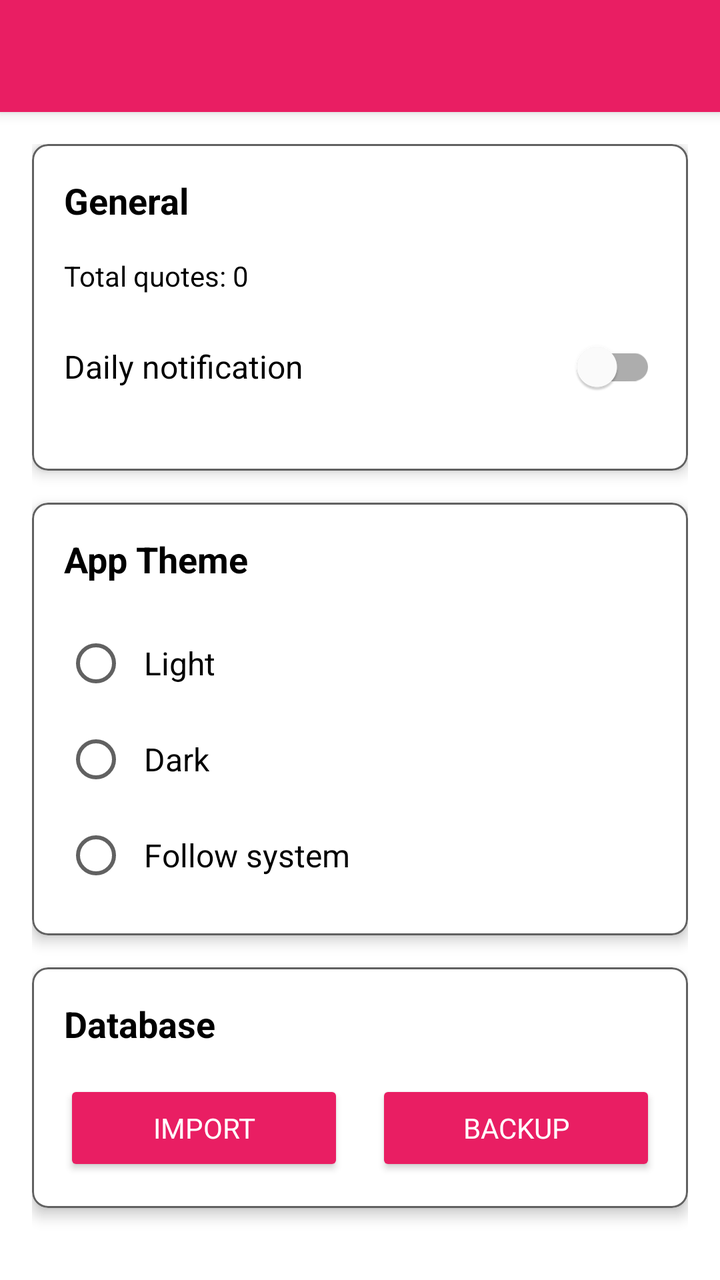
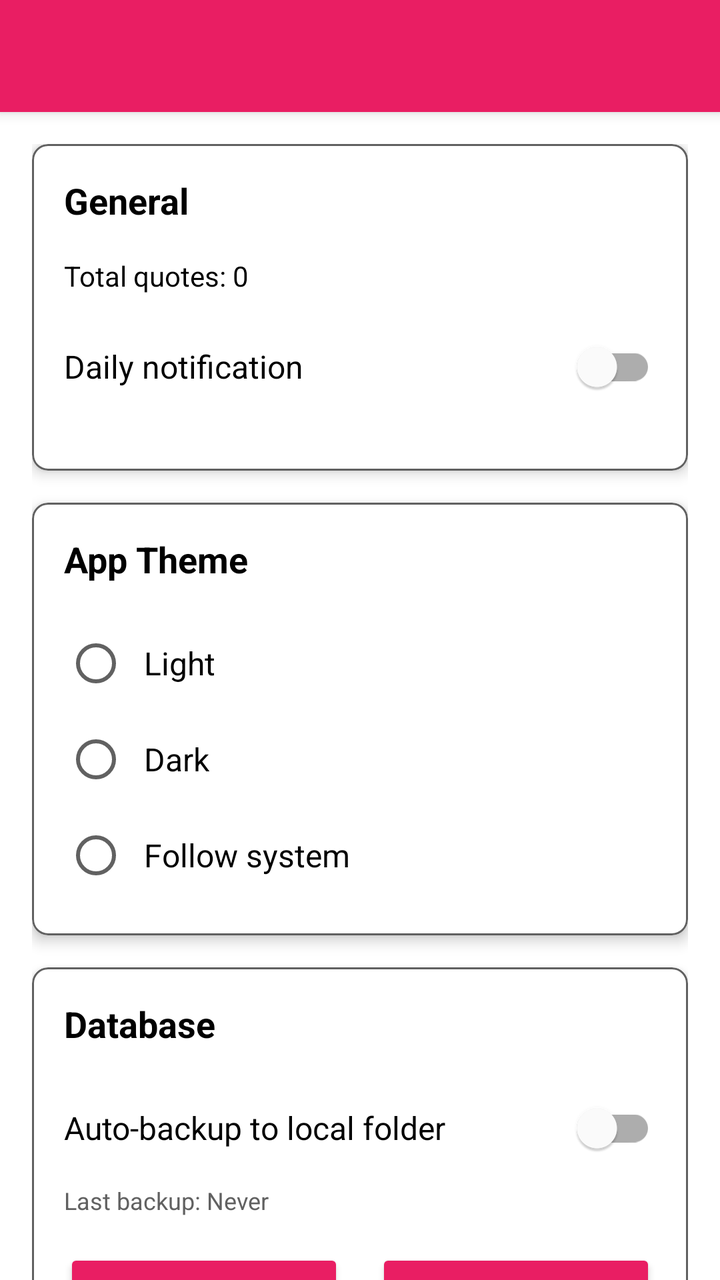

Two renders of the same Android screen: before a commit and after it. Below are the layout's source before the change and the commit's diff.
<!-- AndroidManifest.xml: activity theme Theme.MyQuotes.NoActionBar -->
<!-- res/layout/activity_settings.xml -->
<?xml version="1.0" encoding="utf-8"?>
<androidx.coordinatorlayout.widget.CoordinatorLayout xmlns:android="http://schemas.android.com/apk/res/android"
    xmlns:app="http://schemas.android.com/apk/res-auto"
    android:layout_width="match_parent"
    android:layout_height="match_parent">

    <com.google.android.material.appbar.AppBarLayout
        android:layout_width="match_parent"
        android:layout_height="wrap_content"
        android:theme="@style/ThemeOverlay.MyApp.Toolbar">

        <androidx.appcompat.widget.Toolbar
            android:id="@+id/toolbar"
            android:layout_width="match_parent"
            android:layout_height="?attr/actionBarSize"
            android:background="?attr/colorPrimary"
            app:popupTheme="@style/ThemeOverlay.AppCompat.Light" />

    </com.google.android.material.appbar.AppBarLayout>

    <androidx.core.widget.NestedScrollView
        android:layout_width="match_parent"
        android:layout_height="match_parent"
        app:layout_behavior="@string/appbar_scrolling_view_behavior">

        <LinearLayout
            android:layout_width="match_parent"
            android:layout_height="wrap_content"
            android:orientation="vertical"
            android:padding="16dp">

            <com.google.android.material.card.MaterialCardView
                app:strokeWidth="1dp"
                app:strokeColor="?android:attr/textColorSecondary"
                android:layout_width="match_parent"
                android:layout_height="wrap_content"
                android:layout_marginBottom="16dp"
                app:cardCornerRadius="8dp"
                app:cardElevation="4dp"
                app:cardBackgroundColor="?attr/colorSurface">

                <LinearLayout
                    android:layout_width="match_parent"
                    android:layout_height="wrap_content"
                    android:orientation="vertical"
                    android:padding="16dp">

                    <TextView
                        android:layout_width="wrap_content"
                        android:layout_height="wrap_content"
                        android:text="General"
                        android:textSize="18sp"
                        android:textStyle="bold"
                        android:textColor="?android:attr/textColorPrimary"
                        android:layout_marginBottom="16dp" />

                    
                    <TextView
                        android:id="@+id/quote_count_text"
                        android:layout_width="wrap_content"
                        android:layout_height="wrap_content"
                        android:text="Total quotes: 0"
                        android:textSize="14sp"
                        android:textColor="?android:attr/textColorPrimary"
                        android:layout_marginBottom="12dp" />

                    
                    <LinearLayout
                        android:layout_width="match_parent"
                        android:layout_height="wrap_content"
                        android:orientation="horizontal"
                        android:gravity="center_vertical"
                        android:layout_marginBottom="12dp">

                        <TextView
                            android:layout_width="0dp"
                            android:layout_height="wrap_content"
                            android:layout_weight="1"
                            android:text="Daily notification"
                            android:textSize="16sp"
                            android:textColor="?android:attr/textColorPrimary" />

                        <com.google.android.material.switchmaterial.SwitchMaterial
                            android:id="@+id/switch_daily_notification"
                            android:layout_width="wrap_content"
                            android:layout_height="wrap_content" />

                    </LinearLayout>

                </LinearLayout>

            </com.google.android.material.card.MaterialCardView>

            
            <com.google.android.material.card.MaterialCardView
                app:strokeWidth="1dp"
                app:strokeColor="?android:attr/textColorSecondary"
                android:layout_width="match_parent"
                android:layout_height="wrap_content"
                android:layout_marginBottom="16dp"
                app:cardCornerRadius="8dp"
                app:cardElevation="4dp"
                app:cardBackgroundColor="?attr/colorSurface">

                <LinearLayout
                    android:layout_width="match_parent"
                    android:layout_height="wrap_content"
                    android:orientation="vertical"
                    android:padding="16dp">

                    <TextView
                        android:layout_width="wrap_content"
                        android:layout_height="wrap_content"
                        android:text="App Theme"
                        android:textSize="18sp"
                        android:textStyle="bold"
                        android:textColor="?android:attr/textColorPrimary"
                        android:layout_marginBottom="16dp" />

                    <RadioGroup
                        android:id="@+id/radio_group_theme"
                        android:layout_width="match_parent"
                        android:layout_height="wrap_content"
                        android:orientation="vertical">

                        <RadioButton
                            android:id="@+id/radio_theme_light"
                            android:layout_width="match_parent"
                            android:layout_height="wrap_content"
                            android:text="Light"
                            android:textSize="16sp"
                            android:textColor="?android:attr/textColorPrimary"
                            android:padding="8dp" />

                        <RadioButton
                            android:id="@+id/radio_theme_dark"
                            android:layout_width="match_parent"
                            android:layout_height="wrap_content"
                            android:text="Dark"
                            android:textSize="16sp"
                            android:textColor="?android:attr/textColorPrimary"
                            android:padding="8dp" />

                        <RadioButton
                            android:id="@+id/radio_theme_system"
                            android:layout_width="match_parent"
                            android:layout_height="wrap_content"
                            android:text="Follow system"
                            android:textSize="16sp"
                            android:textColor="?android:attr/textColorPrimary"
                            android:padding="8dp" />

                    </RadioGroup>

                </LinearLayout>

            </com.google.android.material.card.MaterialCardView>

            <com.google.android.material.card.MaterialCardView
                app:strokeWidth="1dp"
                app:strokeColor="?android:attr/textColorSecondary"
                android:layout_width="match_parent"
                android:layout_height="wrap_content"
                android:layout_marginBottom="16dp"
                app:cardCornerRadius="8dp"
                app:cardElevation="4dp">

                <LinearLayout
                    android:layout_width="match_parent"
                    android:layout_height="wrap_content"
                    android:orientation="vertical"
                    android:padding="16dp">

                    <TextView
                        android:layout_width="wrap_content"
                        android:layout_height="wrap_content"
                        android:text="Database"
                        android:textSize="18sp"
                        android:textStyle="bold"
                        android:layout_marginBottom="16dp"
                        android:textColor="?android:attr/textColorPrimary"/>

                    <LinearLayout
                        android:layout_width="match_parent"
                        android:layout_height="wrap_content"
                        android:orientation="horizontal"
                        android:gravity="center">

                        <Button
                            android:id="@+id/btn_import"
                            android:layout_width="0dp"
                            android:layout_height="wrap_content"
                            android:layout_weight="1"
                            android:layout_marginEnd="8dp"
                            android:text="Import"
                            android:textColor="?attr/colorOnPrimary"
                            android:backgroundTint="?attr/colorPrimary" />

                        <Button
                            android:id="@+id/btn_export"
                            android:layout_width="0dp"
                            android:layout_height="wrap_content"
                            android:layout_weight="1"
                            android:layout_marginStart="8dp"
                            android:text="Backup"
                            android:textColor="?attr/colorOnPrimary"
                            android:backgroundTint="?attr/colorPrimary" />

                    </LinearLayout>

                </LinearLayout>

            </com.google.android.material.card.MaterialCardView>

        </LinearLayout>

    </androidx.core.widget.NestedScrollView>

</androidx.coordinatorlayout.widget.CoordinatorLayout>
<!-- resources referenced by this layout -->
<resources>
  <style name="ThemeOverlay.MyApp.Toolbar" parent="ThemeOverlay.AppCompat.Dark.ActionBar">
          <item name="android:textColorSecondary">?attr/colorOnPrimary</item>
          <item name="colorControlNormal">?attr/colorOnPrimary</item>
      </style>
  <style name="Theme.MyQuotes.NoActionBar">
          <item name="windowActionBar">false</item>
          <item name="windowNoTitle">true</item>
      </style>
</resources>

<!-- the commit's change to res/layout/activity_settings.xml (unified diff, before → after) -->
@@ -180,6 +180,38 @@
                         android:layout_marginBottom="16dp"
                         android:textColor="?android:attr/textColorPrimary"/>
 
+                    
+                    <LinearLayout
+                        android:layout_width="match_parent"
+                        android:layout_height="wrap_content"
+                        android:orientation="horizontal"
+                        android:gravity="center_vertical"
+                        android:layout_marginBottom="4dp">
+
+                        <TextView
+                            android:layout_width="0dp"
+                            android:layout_height="wrap_content"
+                            android:layout_weight="1"
+                            android:text="@string/switch_local_backup"
+                            android:textSize="16sp"
+                            android:textColor="?android:attr/textColorPrimary" />
+
+                        <com.google.android.material.switchmaterial.SwitchMaterial
+                            android:id="@+id/switch_local_backup"
+                            android:layout_width="wrap_content"
+                            android:layout_height="wrap_content" />
+
+                    </LinearLayout>
+
+                    <TextView
+                        android:id="@+id/text_last_backup"
+                        android:layout_width="wrap_content"
+                        android:layout_height="wrap_content"
+                        android:text="@string/local_backup_never"
+                        android:textSize="12sp"
+                        android:textColor="?android:attr/textColorSecondary"
+                        android:layout_marginBottom="16dp" />
+
                     <LinearLayout
                         android:layout_width="match_parent"
                         android:layout_height="wrap_content"
<!-- resource entries referenced after the edit -->
@@ -1,5 +1,7 @@
 <!-- resources referenced by this layout -->
 <resources>
+  <string name="local_backup_never">Last backup: Never</string>
+  <string name="switch_local_backup">Auto-backup to local folder</string>
   <style name="ThemeOverlay.MyApp.Toolbar" parent="ThemeOverlay.AppCompat.Dark.ActionBar">
           <item name="android:textColorSecondary">?attr/colorOnPrimary</item>
           <item name="colorControlNormal">?attr/colorOnPrimary</item>
